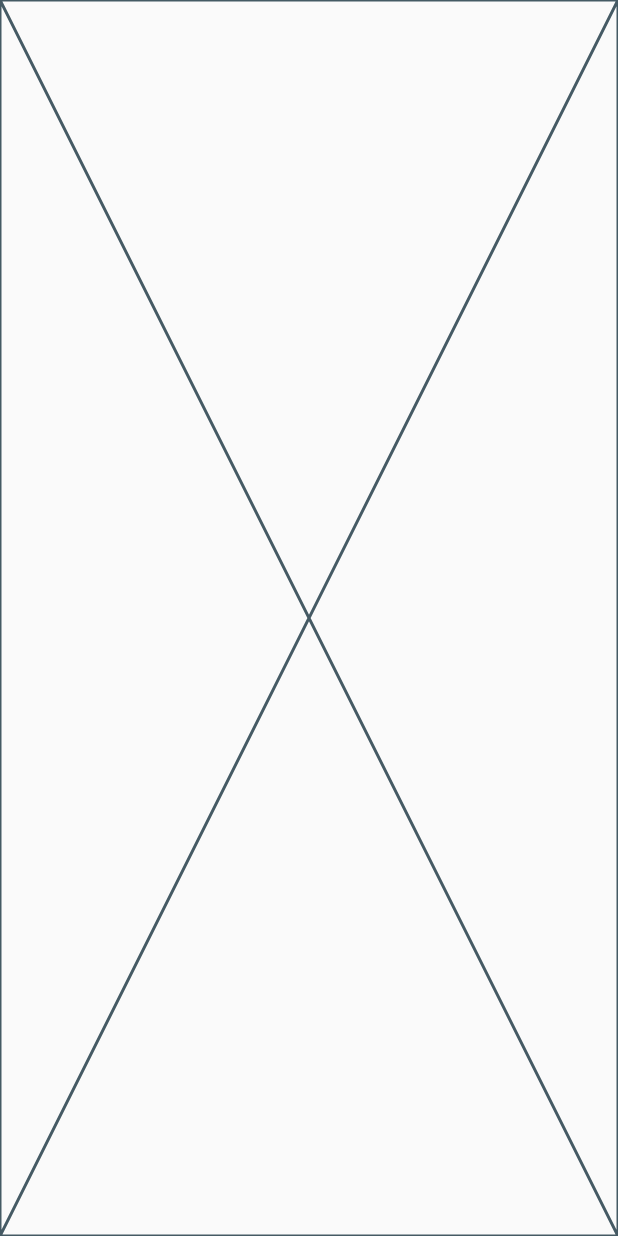
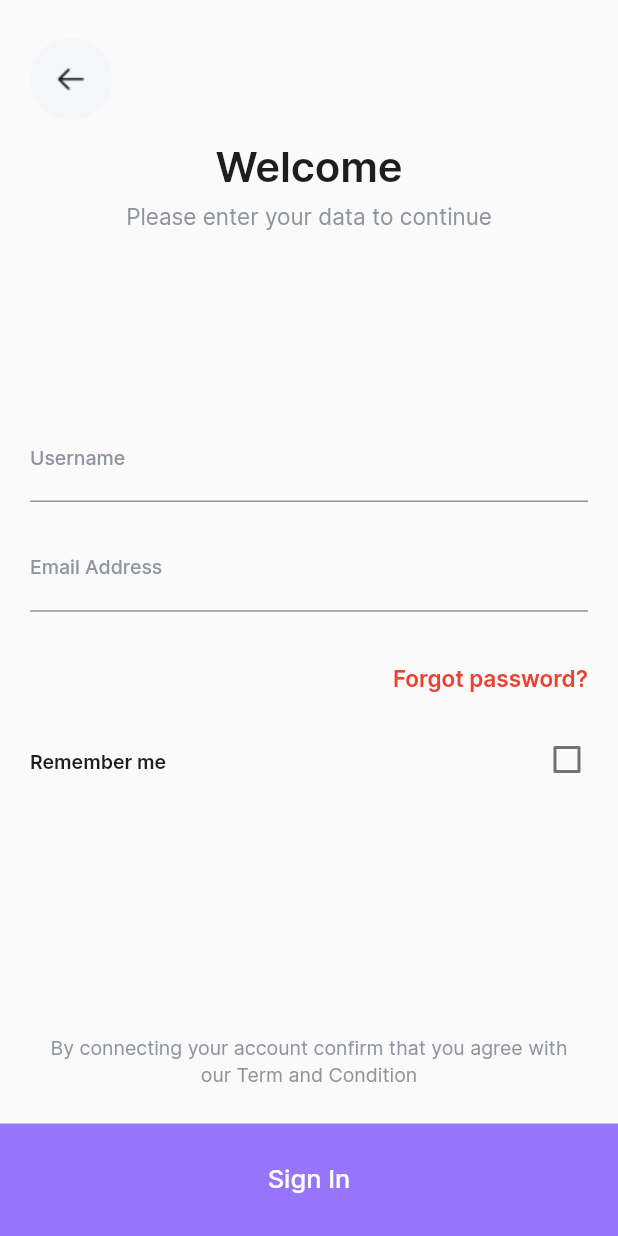
Before and after one commit to abdulrahmmann/laza_ecommerce, a Flutter app: the SignInView screen opened directly, on a phone screen of 412 x 824 dp. Run offline on Flutter 3.47's test engine with Material 2 defaults, Android fonts, the light colour scheme and no system bars; our stand-ins replace go_router.

Commit message:
sign in view done!.

```diff
--- a/lib/core/utils/app_routers.dart
+++ b/lib/core/utils/app_routers.dart
@@ -1,6 +1,7 @@
 
 import 'package:go_router/go_router.dart';
 import 'package:laza/features/auth/ui/views/get_started_view.dart';
+import 'package:laza/features/auth/ui/views/sign_in_view.dart';
 import 'package:laza/features/auth/ui/views/sign_up_view.dart';
 import 'package:laza/features/splash/ui/views/second_splash_view.dart';
 
@@ -18,7 +19,7 @@ class AppRouters {
     routes: [
       GoRoute(
         path: '/',
-        builder: (context, state) => const SignUpView(), // FirstSplashView
+        builder: (context, state) => const SignInView(), // FirstSplashView
       ),
       GoRoute(
         path: kSecondSplashView,
@@ -32,6 +33,10 @@ class AppRouters {
         path: kSignUpView,
         builder: (context, state) => const SignUpView(),
       ),
+      GoRoute(
+        path: kSignInView,
+        builder: (context, state) => const SignInView(),
+      ),
       ],
   );
 }
--- a/lib/features/auth/ui/views/widgets/sign_in_view_body.dart
+++ b/lib/features/auth/ui/views/widgets/sign_in_view_body.dart
@@ -1,12 +1,130 @@
 
 
 import 'package:flutter/material.dart';
+import 'package:laza/core/utils/app_colors.dart';
+import 'package:laza/core/utils/app_styles.dart';
+import 'package:laza/features/auth/ui/views/widgets/custom_auth_purple_button.dart';
+import 'package:laza/features/auth/ui/views/widgets/custom_circle_widget.dart';
+import 'package:laza/features/auth/ui/views/widgets/user_text_field.dart';
 
 class SignInViewBody extends StatelessWidget {
   const SignInViewBody({super.key});
 
   @override
   Widget build(BuildContext context) {
-    return const Placeholder();
+    var height = MediaQuery.of(context).size.height;
+
+    return Column(
+      children: [
+        Expanded(
+          child: ListView(
+            children: [
+              const Align(
+                alignment: Alignment.topLeft,
+                child: Padding(
+                  padding: EdgeInsets.only(right: 20, left: 20, top: 25),
+                  child: CustomCircleWidgets(
+                    image: 'assets/images/arrowleft.png',
+                    backgroundColor: AppColors.kWhiteGreyColor,
+                  ),
+                ),
+              ),
+
+              SizedBox(height: height*.02),
+              Text(
+                'Welcome',
+                style: AppStyles.textStyle28.copyWith(
+                  color: AppColors.kBlackColor,
+                ),
+                textAlign: TextAlign.center,
+              ),
+              SizedBox(height: height*.007),
+              Text(
+                'Please enter your data to continue',
+                style: AppStyles.textStyle15.copyWith(
+                  color: AppColors.kGreyColor,
+                ),
+                textAlign: TextAlign.center,
+              ),
+              SizedBox(height: height * 0.15),
+
+              Padding(
+                padding: const EdgeInsets.only(right: 20, left: 20),
+                child: Column(
+                  children: [
+                    const UserTextField(
+                      labelText: 'Username',
+                      obscureTex: false,
+                    ),
+                    SizedBox(height: height * 0.02),
+                    const UserTextField(
+                      labelText: 'Email Address',
+                      obscureTex: false,
+                    ),
+                  ],
+                ),
+              ),
+
+              SizedBox(height: height * 0.04),
+
+              Padding(
+                padding: const EdgeInsets.only(right: 20),
+                child: Align(
+                  alignment: Alignment.centerRight,
+                  child: Text(
+                    'Forgot password?',
+                    style: AppStyles.textStyle15.copyWith(
+                      color: AppColors.kRedColor,
+                      fontWeight: FontWeight.w600
+                    ),
+                  ),
+                ),
+              ),
+
+              SizedBox(height: height * 0.025),
+
+              Padding(
+                padding: const EdgeInsets.only(right: 10, left: 20),
+                child: Row(
+                  mainAxisAlignment: MainAxisAlignment.spaceBetween,
+                  children: [
+                    Text(
+                      'Remember me',
+                      style: AppStyles.textStyle13.copyWith(
+                          color: AppColors.kBlackColor,
+                        fontWeight: FontWeight.w600
+                      ),
+                    ),
+                    Checkbox(
+                        activeColor: AppColors.kPrimaryColor,
+                        value: false,
+                        onChanged: (value) {
+
+                        }
+                    )
+                  ],
+                ),
+              ),
+
+            ],
+          ),
+        ),
+        SizedBox(
+          width: MediaQuery.of(context).size.width*.85,
+          child: Text(
+              'By connecting your account confirm that you agree with our Term and Condition',
+            style: AppStyles.textStyle13.copyWith(
+              color: AppColors.kGreyColor
+            ),
+            textAlign: TextAlign.center,
+          ),
+        ),
+
+        SizedBox(height: height*.03,),
+        ///////////  button ///////////
+        const CustomAuthPurpleButton(text: 'Sign In'),
+
+      ],
+    );
   }
 }
--- a/lib/features/auth/ui/views/widgets/sign_up_view_body.dart
+++ b/lib/features/auth/ui/views/widgets/sign_up_view_body.dart
@@ -71,7 +71,8 @@ class SignUpViewBody extends StatelessWidget {
                     Text(
                       'Remember me',
                       style: AppStyles.textStyle13.copyWith(
-                        color: AppColors.kBlackColor
+                        color: AppColors.kBlackColor,
+                          fontWeight: FontWeight.w600
                       ),
                     ),
                     Checkbox(
```
